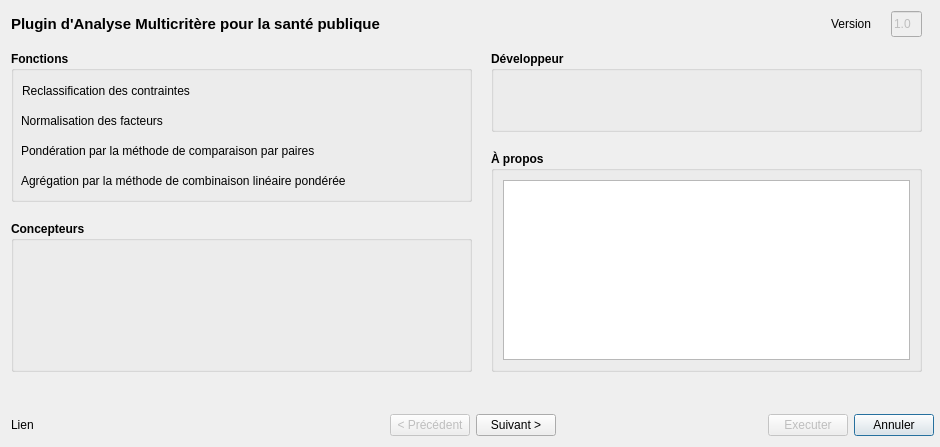
TeamSaGeo/fullmce, file fullmce_dialog_base.ui: the form before one commit.
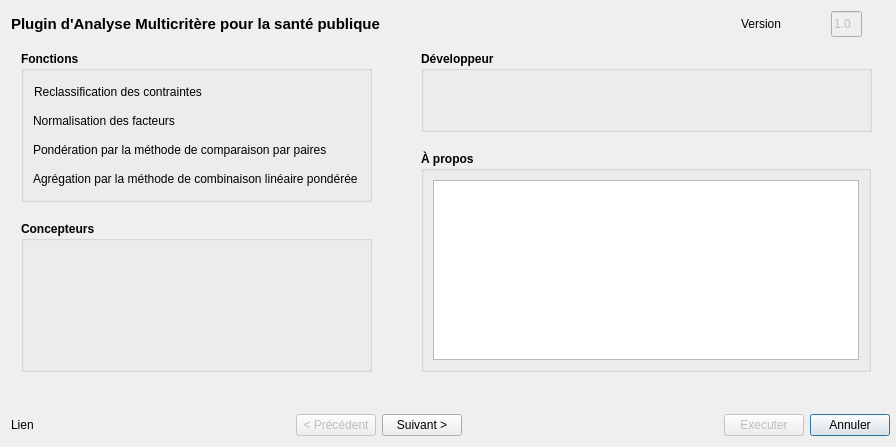
The form after the commit.

What changed in the file:
```diff
--- a/fullmce_dialog_base.ui
+++ b/fullmce_dialog_base.ui
@@ -7,13 +7,13 @@
    <rect>
     <x>0</x>
     <y>0</y>
-    <width>940</width>
+    <width>896</width>
     <height>447</height>
    </rect>
   </property>
   <property name="minimumSize">
    <size>
-    <width>736</width>
+    <width>780</width>
     <height>430</height>
    </size>
   </property>
@@ -36,19 +36,6 @@
    <property name="rightMargin">
     <number>6</number>
    </property>
-   <item row="1" column="0">
-    <widget class="QLabel" name="LBL_ROHY">
-     <property name="minimumSize">
-      <size>
-       <width>161</width>
-       <height>16</height>
-      </size>
-     </property>
-     <property name="text">
-      <string>Lien</string>
-     </property>
-    </widget>
-   </item>
    <item row="1" column="7">
     <widget class="QPushButton" name="BT_CANCEL">
      <property name="text">
@@ -56,6 +43,35 @@
      </property>
     </widget>
    </item>
+   <item row="1" column="3">
+    <widget class="QPushButton" name="BT_PREVIOUS">
+     <property name="enabled">
+      <bool>false</bool>
+     </property>
+     <property name="text">
+      <string>&lt; Précédent</string>
+     </property>
+    </widget>
+   </item>
+   <item row="1" column="0" colspan="2">
+    <widget class="QLabel" name="LBL_ROHY">
+     <property name="sizePolicy">
+      <sizepolicy hsizetype="Minimum" vsizetype="Preferred">
+       <horstretch>0</horstretch>
+       <verstretch>0</verstretch>
+      </sizepolicy>
+     </property>
+     <property name="minimumSize">
+      <size>
+       <width>0</width>
+       <height>0</height>
+      </size>
+     </property>
+     <property name="text">
+      <string>Lien</string>
+     </property>
+    </widget>
+   </item>
    <item row="1" column="4">
     <widget class="QPushButton" name="BT_NEXT">
      <property name="text">
@@ -66,6 +82,32 @@
      </property>
     </widget>
    </item>
+   <item row="1" column="5">
+    <spacer name="horizontalSpacer_5">
+     <property name="orientation">
+      <enum>Qt::Horizontal</enum>
+     </property>
+     <property name="sizeHint" stdset="0">
+      <size>
+       <width>75</width>
+       <height>20</height>
+      </size>
+     </property>
+    </spacer>
+   </item>
+   <item row="1" column="2">
+    <spacer name="horizontalSpacer_3">
+     <property name="orientation">
+      <enum>Qt::Horizontal</enum>
+     </property>
+     <property name="sizeHint" stdset="0">
+      <size>
+       <width>150</width>
+       <height>20</height>
+      </size>
+     </property>
+    </spacer>
+   </item>
    <item row="1" column="6">
     <widget class="QPushButton" name="BT_EXECUTE">
      <property name="enabled">
@@ -76,46 +118,10 @@
      </property>
     </widget>
    </item>
-   <item row="1" column="1">
-    <spacer name="horizontalSpacer_3">
-     <property name="orientation">
-      <enum>Qt::Horizontal</enum>
-     </property>
-     <property name="sizeHint" stdset="0">
-      <size>
-       <width>150</width>
-       <height>20</height>
-      </size>
-     </property>
-    </spacer>
-   </item>
-   <item row="1" column="3">
-    <widget class="QPushButton" name="BT_PREVIOUS">
-     <property name="enabled">
-      <bool>false</bool>
-     </property>
-     <property name="text">
-      <string>&lt; Précédent</string>
-     </property>
-    </widget>
-   </item>
-   <item row="1" column="5">
-    <spacer name="horizontalSpacer_5">
-     <property name="orientation">
-      <enum>Qt::Horizontal</enum>
-     </property>
-     <property name="sizeHint" stdset="0">
-      <size>
-       <width>150</width>
-       <height>20</height>
-      </size>
-     </property>
-    </spacer>
-   </item>
    <item row="0" column="0" colspan="8">
     <widget class="QStackedWidget" name="STACKED_WIDGET">
      <property name="sizePolicy">
-      <sizepolicy hsizetype="Expanding" vsizetype="Preferred">
+      <sizepolicy hsizetype="Preferred" vsizetype="Preferred">
        <horstretch>0</horstretch>
        <verstretch>0</verstretch>
       </sizepolicy>
@@ -156,7 +162,7 @@
       <widget class="QLabel" name="label_2">
        <property name="geometry">
         <rect>
-         <x>820</x>
+         <x>730</x>
          <y>0</y>
          <width>51</width>
          <height>26</height>
@@ -169,9 +175,9 @@
       <widget class="QGroupBox" name="groupBox_7">
        <property name="geometry">
         <rect>
-         <x>0</x>
+         <x>10</x>
          <y>40</y>
-         <width>461</width>
+         <width>351</width>
          <height>151</height>
         </rect>
        </property>
@@ -189,117 +195,90 @@
        </property>
        <property name="font">
         <font>
-         <weight>75</weight>
          <bold>true</bold>
         </font>
        </property>
        <property name="title">
         <string>Fonctions</string>
        </property>
-       <widget class="QLabel" name="label_10">
-        <property name="geometry">
-         <rect>
-          <x>10</x>
-          <y>60</y>
-          <width>221</width>
-          <height>20</height>
-         </rect>
-        </property>
-        <property name="font">
-         <font>
-          <weight>50</weight>
-          <bold>false</bold>
-         </font>
-        </property>
-        <property name="text">
-         <string>Normalisation des facteurs</string>
-        </property>
-       </widget>
-       <widget class="QLabel" name="label_11">
-        <property name="geometry">
-         <rect>
-          <x>10</x>
-          <y>90</y>
-          <width>391</width>
-          <height>20</height>
-         </rect>
-        </property>
-        <property name="font">
-         <font>
-          <weight>50</weight>
-          <bold>false</bold>
-         </font>
-        </property>
-        <property name="text">
-         <string>Pondération par la méthode de comparaison par paires</string>
-        </property>
-       </widget>
-       <widget class="QLabel" name="label_12">
-        <property name="geometry">
-         <rect>
-          <x>10</x>
-          <y>120</y>
-          <width>441</width>
-          <height>20</height>
-         </rect>
-        </property>
-        <property name="sizePolicy">
-         <sizepolicy hsizetype="MinimumExpanding" vsizetype="Preferred">
-          <horstretch>0</horstretch>
-          <verstretch>0</verstretch>
-         </sizepolicy>
-        </property>
-        <property name="font">
-         <font>
-          <weight>50</weight>
-          <bold>false</bold>
-         </font>
-        </property>
-        <property name="text">
-         <string>Agrégation par la méthode de combinaison linéaire pondérée </string>
-        </property>
-       </widget>
-       <widget class="QLabel" name="label_9">
-        <property name="geometry">
-         <rect>
-          <x>10</x>
-          <y>30</y>
-          <width>421</width>
-          <height>20</height>
-         </rect>
-        </property>
-        <property name="sizePolicy">
-         <sizepolicy hsizetype="Expanding" vsizetype="Preferred">
-          <horstretch>0</horstretch>
-          <verstretch>0</verstretch>
-         </sizepolicy>
-        </property>
-        <property name="maximumSize">
-         <size>
-          <width>16777215</width>
-          <height>16777215</height>
-         </size>
-        </property>
-        <property name="font">
-         <font>
-          <weight>50</weight>
-          <bold>false</bold>
-         </font>
-        </property>
-        <property name="text">
-         <string>Reclassification des contraintes</string>
-        </property>
-        <property name="indent">
-         <number>1</number>
-        </property>
-       </widget>
+       <layout class="QGridLayout" name="gridLayout_24">
+        <item row="0" column="0">
+         <widget class="QLabel" name="label_9">
+          <property name="sizePolicy">
+           <sizepolicy hsizetype="Expanding" vsizetype="Preferred">
+            <horstretch>0</horstretch>
+            <verstretch>0</verstretch>
+           </sizepolicy>
+          </property>
+          <property name="maximumSize">
+           <size>
+            <width>16777215</width>
+            <height>16777215</height>
+           </size>
+          </property>
+          <property name="font">
+           <font>
+            <bold>false</bold>
+           </font>
+          </property>
+          <property name="text">
+           <string>Reclassification des contraintes</string>
+          </property>
+          <property name="indent">
+           <number>1</number>
+          </property>
+         </widget>
+        </item>
+        <item row="1" column="0">
+         <widget class="QLabel" name="label_10">
+          <property name="font">
+           <font>
+            <bold>false</bold>
+           </font>
+          </property>
+          <property name="text">
+           <string>Normalisation des facteurs</string>
+          </property>
+         </widget>
+        </item>
+        <item row="2" column="0">
+         <widget class="QLabel" name="label_11">
+          <property name="font">
+           <font>
+            <bold>false</bold>
+           </font>
+          </property>
+          <property name="text">
+           <string>Pondération par la méthode de comparaison par paires</string>
+          </property>
+         </widget>
+        </item>
+        <item row="3" column="0">
+         <widget class="QLabel" name="label_12">
+          <property name="sizePolicy">
+           <sizepolicy hsizetype="MinimumExpanding" vsizetype="Preferred">
+            <horstretch>0</horstretch>
+            <verstretch>0</verstretch>
+           </sizepolicy>
+          </property>
+          <property name="font">
+           <font>
+            <bold>false</bold>
+           </font>
+          </property>
+          <property name="text">
+           <string>Agrégation par la méthode de combinaison linéaire pondérée </string>
+          </property>
+         </widget>
+        </item>
+       </layout>
       </widget>
       <widget class="QGroupBox" name="GB_CONCEPTEUR">
        <property name="geometry">
         <rect>
-         <x>0</x>
+         <x>10</x>
          <y>210</y>
-         <width>461</width>
+         <width>351</width>
          <height>151</height>
         </rect>
        </property>
@@ -311,7 +290,6 @@
        </property>
        <property name="font">
         <font>
-         <weight>75</weight>
          <bold>true</bold>
         </font>
        </property>
@@ -322,15 +300,14 @@
       <widget class="QGroupBox" name="GB_DEVELOPER">
        <property name="geometry">
         <rect>
-         <x>480</x>
+         <x>410</x>
          <y>40</y>
-         <width>431</width>
+         <width>451</width>
          <height>81</height>
         </rect>
        </property>
        <property name="font">
         <font>
-         <weight>75</weight>
          <italic>false</italic>
          <bold>true</bold>
         </font>
@@ -345,7 +322,7 @@
        </property>
        <property name="geometry">
         <rect>
-         <x>880</x>
+         <x>820</x>
          <y>0</y>
          <width>31</width>
          <height>26</height>
@@ -358,9 +335,9 @@
       <widget class="QGroupBox" name="GB_INFO">
        <property name="geometry">
         <rect>
-         <x>480</x>
+         <x>410</x>
          <y>140</y>
-         <width>431</width>
+         <width>450</width>
          <height>221</height>
         </rect>
        </property>
@@ -378,7 +355,6 @@
        </property>
        <property name="font">
         <font>
-         <weight>75</weight>
          <bold>true</bold>
         </font>
        </property>
@@ -390,7 +366,6 @@
          <widget class="QTextEdit" name="TE_INFO">
           <property name="font">
            <font>
-            <weight>50</weight>
             <bold>false</bold>
            </font>
           </property>
```
Left out of the diff: 189 changed lines with no effect on the pictures.
